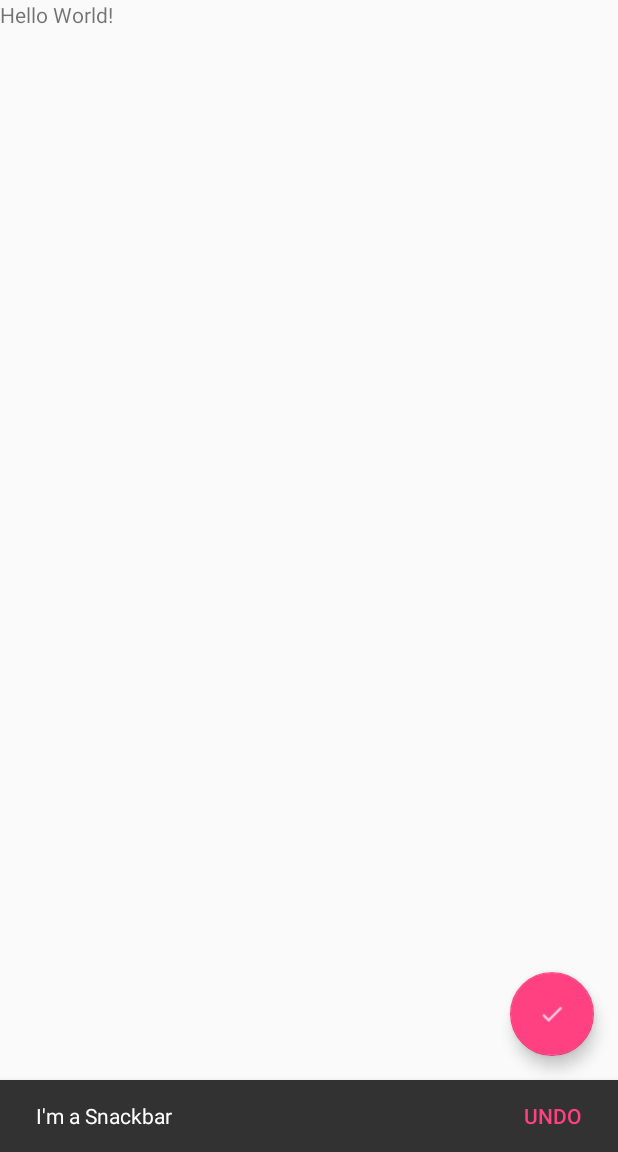
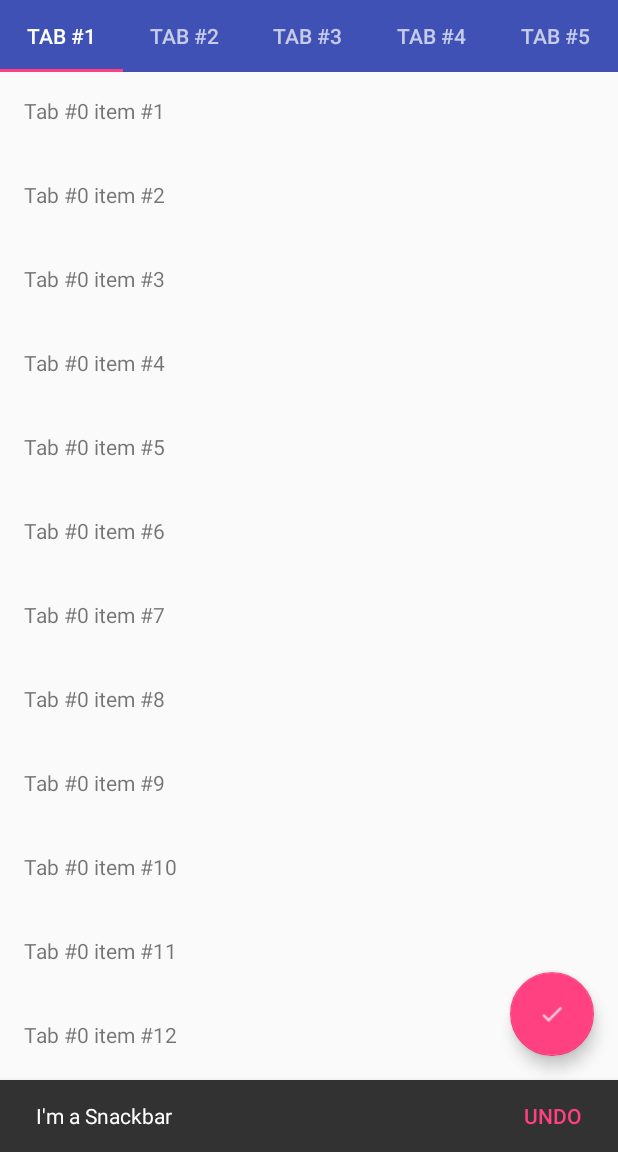
Before and after one commit to Keyes210/NavTest3, an Android app: the screen it shows after launch (MainActivity), after a tap on an icon or button, on a phone screen of 412 x 824 dp, the part 84-1236 px from its top. Run offline under Robolectric (Android 15) with nearby library versions, the phone set to English and light mode, and no system bars.

```diff
--- a/app/build.gradle
+++ b/app/build.gradle
@@ -25,4 +25,5 @@ dependencies {
     compile 'com.android.support:appcompat-v7:23.1.1'
     compile 'com.android.support:design:23.1.1'
     compile 'com.android.support:cardview-v7:23.1.1'
+    compile 'com.android.support:recyclerview-v7:23.1.1'
 }
--- /dev/null
+++ b/app/src/main/java/com/alexlowe/navtest3/DemoFragment.java
@@ -0,0 +1,52 @@
+package com.alexlowe.navtest3;
+
+import android.os.Bundle;
+import android.support.annotation.Nullable;
+import android.support.v4.app.Fragment;
+import android.support.v7.widget.LinearLayoutManager;
+import android.support.v7.widget.RecyclerView;
+import android.view.Gravity;
+import android.view.LayoutInflater;
+import android.view.View;
+import android.view.ViewGroup;
+import android.widget.TextView;
+
+import java.util.ArrayList;
+
+/**
+ * Created by dell on 2/10/2016.
+ */
+public class DemoFragment extends Fragment {
+    private static final String TAB_POSITION = "tab_position";
+
+    public DemoFragment(){
+
+    }
+
+    public static DemoFragment newInstance(int tabPos){
+        DemoFragment fragment = new DemoFragment();
+        Bundle args = new Bundle();
+        args.putInt(TAB_POSITION, tabPos);
+        fragment.setArguments(args);
+        return fragment;
+    }
+
+    @Nullable
+    @Override
+    public View onCreateView(LayoutInflater inflater, ViewGroup container, Bundle savedInstanceState) {
+        Bundle args = getArguments();
+        int tabPos = args.getInt(TAB_POSITION);
+
+        ArrayList<String> items = new ArrayList<String>();
+        for (int i = 1; i < 50; i++) {
+            items.add("Tab #" + tabPos + " item #" + i);
+        }
+
+        View v =  inflater.inflate(R.layout.fragment_list, container, false);
+        RecyclerView recyclerView = (RecyclerView)v.findViewById(R.id.recyclerview);
+        recyclerView.setLayoutManager(new LinearLayoutManager(getActivity()));
+        recyclerView.setAdapter(new RecyclerAdapter(items));
+
+        return v;
+    }
+}
--- a/app/src/main/java/com/alexlowe/navtest3/MainActivity.java
+++ b/app/src/main/java/com/alexlowe/navtest3/MainActivity.java
@@ -3,7 +3,9 @@ package com.alexlowe.navtest3;
 import android.support.design.widget.FloatingActionButton;
 import android.support.design.widget.NavigationView;
 import android.support.design.widget.Snackbar;
+import android.support.design.widget.TabLayout;
 import android.support.v4.view.GravityCompat;
+import android.support.v4.view.ViewPager;
 import android.support.v4.widget.DrawerLayout;
 import android.support.v7.app.ActionBar;
 import android.support.v7.app.ActionBarDrawerToggle;
@@ -13,6 +15,7 @@ import android.support.v7.widget.Toolbar;
 import android.view.Menu;
 import android.view.MenuItem;
 import android.view.View;
+import android.widget.TableLayout;
 import android.widget.Toast;
 
 public class MainActivity extends AppCompatActivity {
@@ -83,6 +86,12 @@ public class MainActivity extends AppCompatActivity {
             }
         });
 
+        PagerAdapter adapter = new PagerAdapter(getSupportFragmentManager());
+        ViewPager viewPager = (ViewPager)findViewById(R.id.viewpager);
+        viewPager.setAdapter(adapter);
+
+        TabLayout tabLayout = (TabLayout)findViewById(R.id.tablayout);
+        tabLayout.setupWithViewPager(viewPager);
     }
 
     @Override
--- /dev/null
+++ b/app/src/main/java/com/alexlowe/navtest3/PagerAdapter.java
@@ -0,0 +1,29 @@
+package com.alexlowe.navtest3;
+
+import android.support.v4.app.Fragment;
+import android.support.v4.app.FragmentStatePagerAdapter;
+
+/**
+ * Created by dell on 2/10/2016.
+ */
+public class PagerAdapter extends FragmentStatePagerAdapter {
+
+    public PagerAdapter(android.support.v4.app.FragmentManager fm){
+        super(fm);
+    }
+
+    @Override
+    public Fragment getItem(int position) {
+        return DemoFragment.newInstance(position);
+    }
+
+    @Override
+    public int getCount() {
+        return 5;
+    }
+
+    @Override
+    public CharSequence getPageTitle(int position) {
+        return "Tab #" + (position + 1);
+    }
+}
--- /dev/null
+++ b/app/src/main/java/com/alexlowe/navtest3/RecyclerAdapter.java
@@ -0,0 +1,50 @@
+package com.alexlowe.navtest3;
+
+import android.content.Context;
+import android.support.v7.widget.RecyclerView;
+import android.view.LayoutInflater;
+import android.view.View;
+import android.view.ViewGroup;
+import android.widget.TextView;
+
+import java.util.List;
+
+/**
+ * Created by dell on 2/10/2016.
+ */
+public class RecyclerAdapter extends RecyclerView.Adapter<RecyclerAdapter.ViewHolder> {
+
+    private List<String> mItems;
+
+    public RecyclerAdapter(List<String> items) {
+        mItems = items;
+    }
+
+    @Override
+    public ViewHolder onCreateViewHolder(ViewGroup viewGroup, int viewType) {
+        View v = LayoutInflater.from(viewGroup.getContext()).inflate(R.layout.list_row, viewGroup, false);
+
+        return new ViewHolder(v);
+    }
+
+    @Override
+    public void onBindViewHolder(ViewHolder holder, int position) {
+        String item = mItems.get(position);
+        holder.mTextView.setText(item);
+    }
+
+    @Override
+    public int getItemCount() {
+        return mItems.size();
+    }
+
+    public class ViewHolder extends RecyclerView.ViewHolder {
+
+        private final TextView mTextView;
+
+        ViewHolder(View v) {
+            super(v);
+            mTextView = (TextView)v.findViewById(R.id.list_item);
+        }
+    }
+}
--- a/app/src/main/res/layout/activity_main.xml
+++ b/app/src/main/res/layout/activity_main.xml
@@ -25,11 +25,27 @@
             android:layout_width="match_parent"
             android:layout_height="match_parent">
 
+            <LinearLayout
+                android:layout_width="match_parent"
+                android:layout_height="match_parent"
+                android:orientation="vertical">
 
-            <TextView
-                android:layout_width="wrap_content"
-                android:layout_height="wrap_content"
-                android:text="Hello World!"/>
+
+                <android.support.design.widget.TabLayout
+                    android:id="@+id/tablayout"
+                    android:layout_width="match_parent"
+                    android:layout_height="wrap_content"
+                    android:background="?attr/colorPrimary"
+                    app:tabGravity="fill"
+                    android:theme="@style/ThemeOverlay.AppCompat.Dark" />
+
+                <android.support.v4.view.ViewPager
+                    android:id="@+id/viewpager"
+                    android:layout_width="match_parent"
+                    android:layout_height="0dp"
+                    android:layout_weight="1"/>
+
+            </LinearLayout>
 
             <android.support.design.widget.CoordinatorLayout
                 android:layout_width="match_parent"
--- /dev/null
+++ b/app/src/main/res/layout/fragment_list.xml
@@ -0,0 +1,8 @@
+<?xml version="1.0" encoding="utf-8"?>
+<android.support.v7.widget.RecyclerView
+    xmlns:android="http://schemas.android.com/apk/res/android"
+    android:id="@+id/recyclerview"
+    android:layout_width="match_parent"
+    android:layout_height="match_parent">
+
+</android.support.v7.widget.RecyclerView>
--- /dev/null
+++ b/app/src/main/res/layout/list_row.xml
@@ -0,0 +1,13 @@
+<?xml version="1.0" encoding="utf-8"?>
+<LinearLayout xmlns:android="http://schemas.android.com/apk/res/android"
+              android:orientation="vertical"
+              android:padding="16dp"
+              android:layout_width="match_parent"
+              android:layout_height="56dp">
+
+    <TextView
+        android:id="@+id/list_item"
+        android:layout_width="wrap_content"
+        android:layout_height="wrap_content"/>
+
+</LinearLayout>
```
